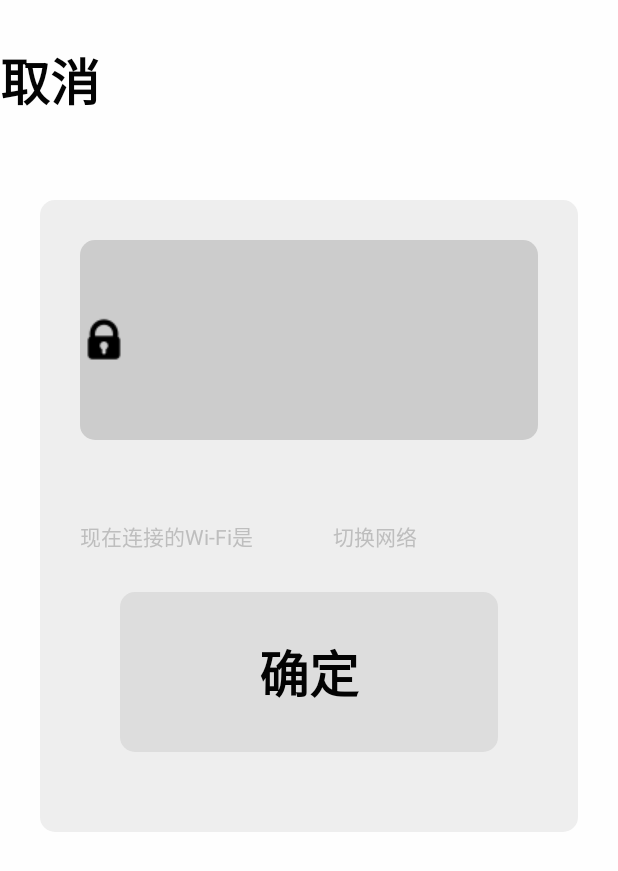
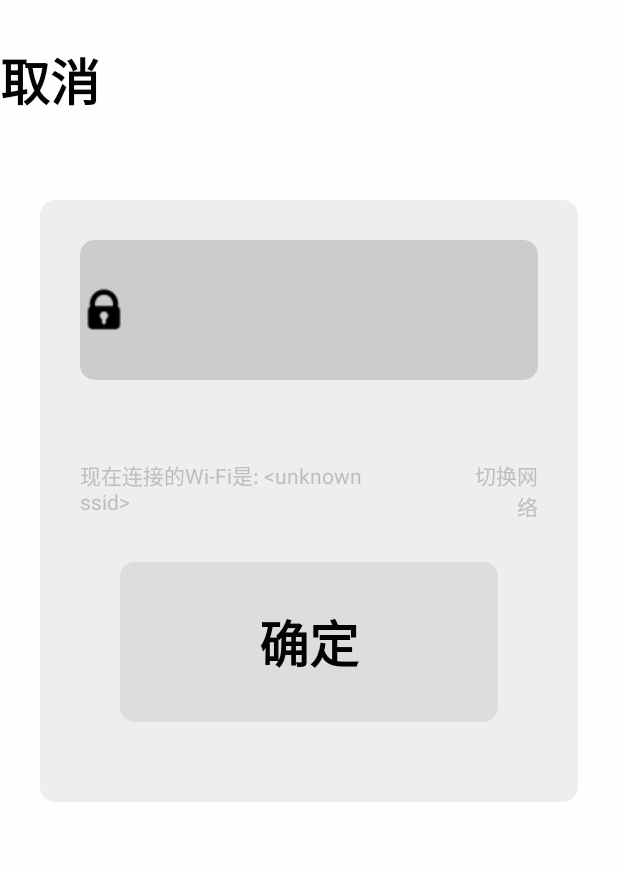
Before and after one commit to umasuo/app, an Android app: the fragment InputWifiPassword placed in its activity, on a phone screen of 412 x 824 dp. Shown: the top 871 px of the screen. Run offline under Robolectric (Android 15) with nearby library versions, the light colour scheme and no system bars.

Commit message:
update input wifi password

```diff
--- a/src/main/AndroidManifest.xml
+++ b/src/main/AndroidManifest.xml
@@ -29,7 +29,9 @@
     </application>
 
     <uses-permission android:name="android.permission.INTERNET" />
+    <uses-permission android:name="android.permission.READ_EXTERNAL_STORAGE" />
+    <uses-permission android:name="android.permission.ACCESS_WIFI_STATE" />
     <uses-permission android:name="android.permission.ACCESS_NETWORK_STATE" />
-    <uses-permission android:name="android.permission.READ_EXTERNAL_STORAGE" />
+    <uses-permission android:name="android.permission.ACCESS_FINE_LOCATION" />
 
 </manifest>
--- a/src/main/java/com/umasuo/eva/infra/server/user/UserCloudApi.java
+++ b/src/main/java/com/umasuo/eva/infra/server/user/UserCloudApi.java
@@ -109,7 +109,7 @@ public class UserCloudApi extends ServiceCaller {
         @POST("/v1/users/validationCodes")
         Call<Void> getSmsCode(@Query("phoneNumber") String phone);
 
-        @POST("/v1/users/sign")
+        @POST("/v1/users/signin")
         Call<SignInResult> quickSignIn(@Body QuickSignIn quickSignIn);
     }
 }
--- a/src/main/java/com/umasuo/eva/ui/device/add/InputWifiPassword.java
+++ b/src/main/java/com/umasuo/eva/ui/device/add/InputWifiPassword.java
@@ -1,21 +1,53 @@
 package com.umasuo.eva.ui.device.add;
 
+import android.net.wifi.WifiInfo;
+import android.net.wifi.WifiManager;
 import android.os.Bundle;
 import android.view.LayoutInflater;
 import android.view.View;
 import android.view.ViewGroup;
+import android.widget.Button;
+import android.widget.TextView;
 
 import com.umasuo.eva.R;
 import com.umasuo.eva.infra.FragmentRoot;
+import com.umasuo.eva.infra.log.LogControl;
 
 /**
  * 添加设备第三步：输入连接的Wi-Fi密码.
  */
-public class InputWifiPassword extends FragmentRoot {
+public class InputWifiPassword extends FragmentRoot implements View.OnClickListener {
+
+    private static final String TAG = "InputWifiPassword";
+
+    TextView curWifi;
+    Button nextBtn;
+
     @Override
     public View onCreateView(LayoutInflater inflater, ViewGroup container,
                              Bundle savedInstanceState) {
         // TODO Auto-generated method stub
-        return inflater.inflate(R.layout.device_add_input_wifi_pwd, container, false);
+        View view = inflater.inflate(R.layout.device_add_input_wifi_pwd, container, false);
+
+        curWifi = (TextView) view.findViewById(R.id.current_wifi_text);
+        nextBtn = (Button) view.findViewById(R.id.next_btn);
+        nextBtn.setOnClickListener(this);
+        getCurWifi();
+
+        return view;
+    }
+
+    private void getCurWifi() {
+
+        WifiManager wifiManager = (WifiManager) getContext().getApplicationContext().getSystemService(getContext().getApplicationContext().WIFI_SERVICE);
+        WifiInfo wifiInfo = wifiManager.getConnectionInfo();
+        String ssid = wifiInfo.getSSID();
+        LogControl.debug(TAG, ssid);
+        curWifi.setText(curWifi.getText() + ": " + ssid);
+    }
+
+    @Override
+    public void onClick(View view) {
+        // TODO: 17/7/18 跳转到开始连接发包的界面
     }
 }
--- a/src/main/java/com/umasuo/eva/ui/sign/SigninWithSms.java
+++ b/src/main/java/com/umasuo/eva/ui/sign/SigninWithSms.java
@@ -68,6 +68,7 @@ public class SigninWithSms extends FragmentRoot implements View.OnClickListener
             case R.id.submit_btn: {
                 String phoneText = phone.getText().toString();
                 String smsCodeText = smsCode.getText().toString();
+                // TODO: 17/7/18 更改开发者ID
                 userService.signinWithSmsCode(phoneText, smsCodeText, "developer1");
                 break;
             }
--- a/src/main/res/layout/device_add_input_wifi_pwd.xml
+++ b/src/main/res/layout/device_add_input_wifi_pwd.xml
@@ -36,10 +36,11 @@
 
         <EditText
             android:layout_width="match_parent"
-            android:layout_height="200px"
+            android:layout_height="140px"
             android:layout_margin="40px"
             android:background="@drawable/corners_input"
-            android:drawableLeft="@drawable/lock" />
+            android:drawableLeft="@drawable/lock"
+            android:inputType="text" />
 
         <LinearLayout
             android:layout_width="match_parent"
@@ -47,27 +48,32 @@
             android:orientation="horizontal">
 
             <TextView
+                android:id="@+id/current_wifi_text"
                 android:layout_width="wrap_content"
                 android:layout_height="wrap_content"
                 android:layout_margin="40px"
+                android:layout_weight="2"
+                android:gravity="left"
                 android:text="现在连接的Wi-Fi是" />
 
             <TextView
                 android:layout_width="wrap_content"
                 android:layout_height="wrap_content"
                 android:layout_margin="40px"
+                android:layout_weight="1"
+                android:gravity="right"
                 android:text="切换网络" />
         </LinearLayout>
 
 
         <Button
-            android:id="@+id/device_input_wifi_pwd_ok"
+            android:id="@+id/next_btn"
             android:layout_width="match_parent"
             android:layout_height="@dimen/ok_button_height"
             android:layout_gravity="center"
+            android:layout_marginBottom="@dimen/device_power_up_btn_marginSide"
             android:layout_marginLeft="@dimen/device_power_up_btn_marginSide"
             android:layout_marginRight="@dimen/device_power_up_btn_marginSide"
-            android:layout_marginBottom="@dimen/device_power_up_btn_marginSide"
             android:background="@drawable/corners_btn"
             android:text="@string/ok"
             android:textColor="@color/deviceTypeItemColor"
```
Also changed, not shown: src/main/java/com/umasuo/eva/ui/device/add/PowerUpDevice.java (+4 -4 lines), src/main/java/com/umasuo/eva/ui/device/add/SelectDeviceType.java (+73 -4 lines), src/main/res/layout/device_add_power_up.xml (+5 -5 lines).
